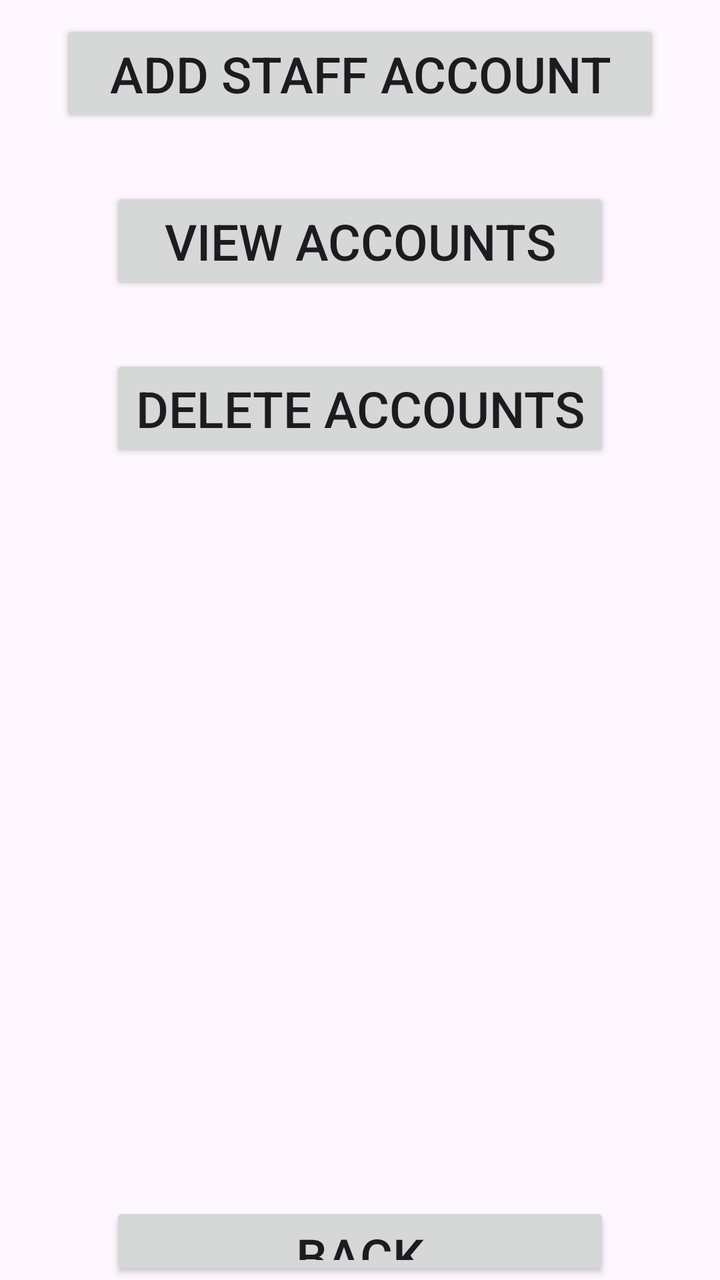
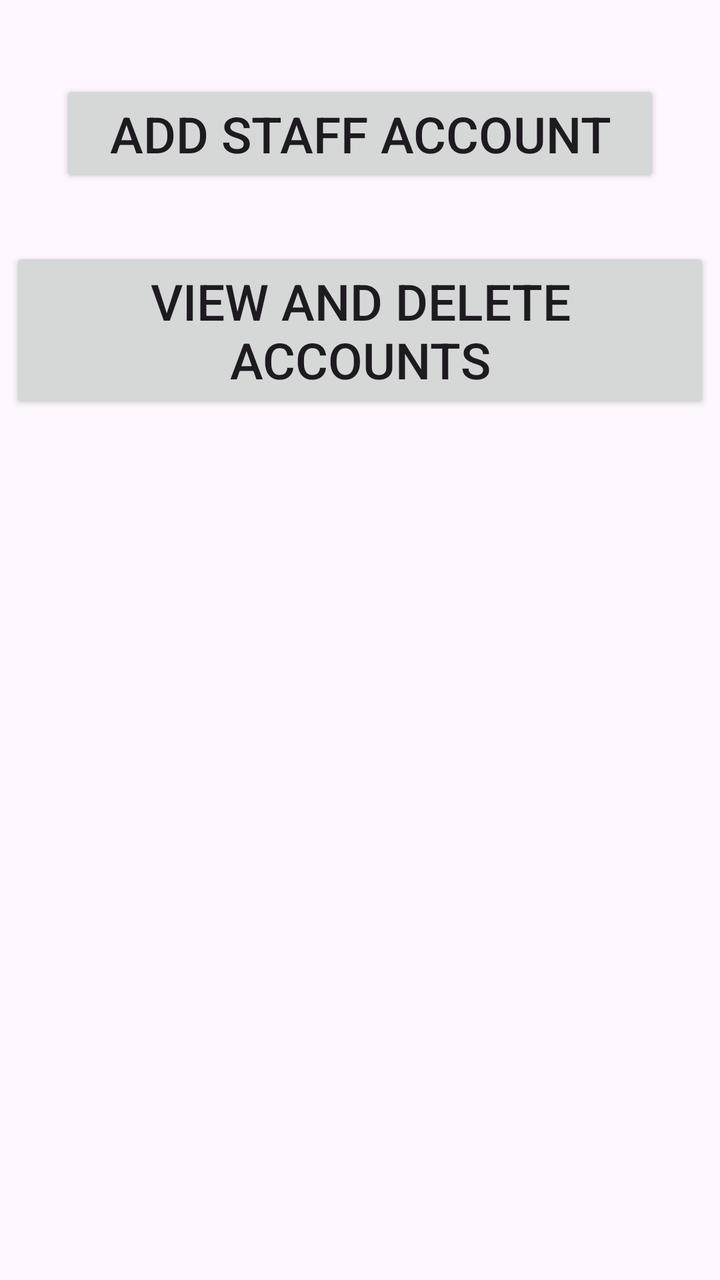

The first picture is an Android layout as it rendered before a commit; the second is the same layout after the commit. The layout source and the unified diff follow.
<!-- AndroidManifest.xml: application theme Theme.HNDSE261CourseworkTechFix -->
<!-- res/layout/activity_accounts.xml -->
<?xml version="1.0" encoding="utf-8"?>
<RelativeLayout xmlns:android="http://schemas.android.com/apk/res/android"
    xmlns:app="http://schemas.android.com/apk/res-auto"
    xmlns:tools="http://schemas.android.com/tools"
    android:id="@+id/main"
    android:layout_width="match_parent"
    android:layout_height="match_parent"
    android:layout_margin="10dp"
    tools:context=".activities.AccountsActivity">

    <Button
        android:layout_marginTop="10dp"
        android:layout_width="300dp"
        android:layout_height="wrap_content"
        android:text="Add Staff Account"
        android:textSize="25sp"
        android:layout_centerHorizontal="true"
        android:id="@+id/btn_addstaffaccount"/>

    <Button
        android:layout_marginTop="30dp"
        android:layout_width="250dp"
        android:layout_height="wrap_content"
        android:text="View Accounts"
        android:textSize="25sp"
        android:layout_centerHorizontal="true"
        android:layout_below="@id/btn_addstaffaccount"
        android:id="@+id/btn_viewaccounts"/>

    <Button
        android:layout_marginTop="30dp"
        android:layout_width="250dp"
        android:layout_height="wrap_content"
        android:text="Delete Accounts"
        android:textSize="25sp"
        android:layout_centerHorizontal="true"
        android:layout_below="@id/btn_viewaccounts"
        android:id="@+id/btn_deleteaccounts"/>

    <Button
        android:layout_marginTop="370dp"
        android:layout_width="250dp"
        android:layout_height="wrap_content"
        android:text="Back"
        android:textSize="25sp"
        android:layout_centerHorizontal="true"
        android:layout_below="@id/btn_deleteaccounts"
        android:id="@+id/btn_back"/>

</RelativeLayout>
<!-- resources referenced by this layout -->
<resources>
  <style name="Theme.HNDSE261CourseworkTechFix" parent="Base.Theme.HNDSE261CourseworkTechFix" />
  <style name="Base.Theme.HNDSE261CourseworkTechFix" parent="Theme.Material3.DayNight.NoActionBar">
          
          
      </style>
</resources>

<!-- the commit's change to res/layout/activity_accounts.xml (unified diff, before → after) -->
@@ -9,7 +9,7 @@
     tools:context=".activities.AccountsActivity">
 
     <Button
-        android:layout_marginTop="10dp"
+        android:layout_marginTop="40dp"
         android:layout_width="300dp"
         android:layout_height="wrap_content"
         android:text="Add Staff Account"
@@ -19,32 +19,22 @@
 
     <Button
         android:layout_marginTop="30dp"
-        android:layout_width="250dp"
+        android:layout_width="350dp"
         android:layout_height="wrap_content"
-        android:text="View Accounts"
+        android:text="View and Delete Accounts"
         android:textSize="25sp"
         android:layout_centerHorizontal="true"
         android:layout_below="@id/btn_addstaffaccount"
         android:id="@+id/btn_viewaccounts"/>
 
     <Button
-        android:layout_marginTop="30dp"
-        android:layout_width="250dp"
-        android:layout_height="wrap_content"
-        android:text="Delete Accounts"
-        android:textSize="25sp"
-        android:layout_centerHorizontal="true"
-        android:layout_below="@id/btn_viewaccounts"
-        android:id="@+id/btn_deleteaccounts"/>
-
-    <Button
-        android:layout_marginTop="370dp"
+        android:layout_marginTop="450dp"
         android:layout_width="250dp"
         android:layout_height="wrap_content"
         android:text="Back"
         android:textSize="25sp"
         android:layout_centerHorizontal="true"
-        android:layout_below="@id/btn_deleteaccounts"
+        android:layout_below="@id/btn_viewaccounts"
         android:id="@+id/btn_back"/>
 
 </RelativeLayout>
